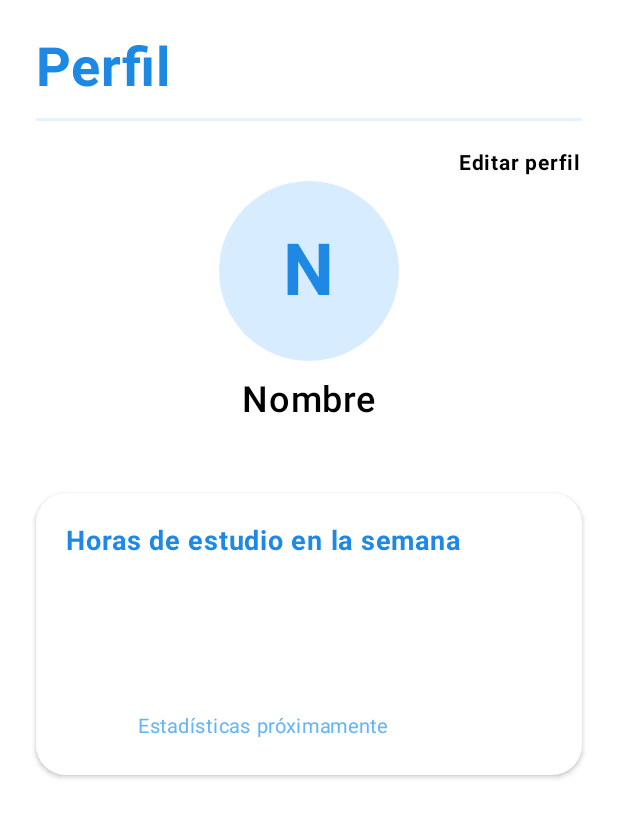
After one commit to SarTastica/EstudiaMentes, an Android app built with Jetpack Compose: the ProfileScreen screen opened through its navigation route, on a phone screen of 412 x 824 dp. The commit adds this screen. Shown: the top 818 px of the screen. Run offline under Robolectric (Android 15) with nearby library versions, the phone set to English and light mode, and no system bars; our stand-ins replace Firebase (no records; nobody signed in at launch, a user with empty details on screens opened directly).

Commit message:
Creada la página del perfil de usuario y cambiada la ruta del setup para que se haga una vez iniciada la sesión por primera vez. Añadidos tambien los datos del usuario al Firebase

```diff
--- a/app/src/main/java/com/example/estudiamentes/ui/HomeScreen.kt
+++ b/app/src/main/java/com/example/estudiamentes/ui/HomeScreen.kt
@@ -1,6 +1,8 @@
 package com.example.estudiamentes.ui
 
 import android.widget.Button
+import androidx.compose.foundation.layout.Column
+import androidx.compose.foundation.layout.padding
 import androidx.compose.material3.AlertDialogDefaults.containerColor
 import androidx.compose.material3.Button
 import androidx.compose.runtime.Composable
@@ -10,12 +12,14 @@ import androidx.compose.material3.SnackbarHostState
 import androidx.compose.material3.Text
 import androidx.compose.runtime.LaunchedEffect
 import androidx.compose.runtime.remember
+import androidx.compose.ui.Modifier
 import androidx.compose.ui.graphics.Color
 
 @Composable
 fun HomeScreen(
     welcomeMessage: String? = null,
-    onLogout: () -> Unit
+    onLogout: () -> Unit,
+    onProfileClick: () -> Unit
 ) {
     val snackbarHostState = remember {
         SnackbarHostState()
@@ -33,10 +37,21 @@ fun HomeScreen(
             SnackbarHost(hostState = snackbarHostState)
         }
     ) { innerPadding ->
-        Button(
-            onClick = onLogout
+        Column(
+            modifier = Modifier.padding(innerPadding)
         ) {
-            Text("Cerrar sesión")
+            Button(
+                onClick = onLogout
+            ) {
+                Text("Cerrar sesión")
+            }
+
+            Button(
+                onClick = onProfileClick
+            ) {
+                Text("Mi perfil")
+            }
         }
+
     }
 }
--- a/app/src/main/java/com/example/estudiamentes/ui/MainNavGraph.kt
+++ b/app/src/main/java/com/example/estudiamentes/ui/MainNavGraph.kt
@@ -5,9 +5,12 @@ import androidx.navigation.compose.NavHost
 import androidx.navigation.compose.composable
 import androidx.navigation.compose.rememberNavController
 import com.example.estudiamentes.ui.HomeScreen
+import com.example.estudiamentes.ui.setup.ProfileScreen
+import com.example.estudiamentes.ui.setup.ProfileSetupScreen
 
 sealed class MainScreen(val route: String) {
     object Home : MainScreen("home")
+    object Profile : MainScreen("profile")
 }
 
 @Composable
@@ -15,12 +18,23 @@ fun MainNavGraph(welcomeMessage: String? = null, onLogout: () -> Unit) {
 
     val navController = rememberNavController()
 
+
     NavHost(
         navController = navController,
         startDestination = MainScreen.Home.route
     ) {
         composable(MainScreen.Home.route) {
-            HomeScreen(welcomeMessage = welcomeMessage, onLogout = onLogout)
+            HomeScreen(welcomeMessage = welcomeMessage, onLogout = onLogout, onProfileClick = {
+                navController.navigate(MainScreen.Profile.route)
+            })
+        }
+
+        composable(MainScreen.Profile.route) {
+            ProfileScreen(
+                onEditProfile = {
+                    navController.navigate(MainScreen.Profile.route)
+                }
+            )
         }
     }
 }
--- a/app/src/main/java/com/example/estudiamentes/ui/auth/SignUpScreen.kt
+++ b/app/src/main/java/com/example/estudiamentes/ui/auth/SignUpScreen.kt
@@ -92,11 +92,7 @@ fun SignUpScreen(
 
                 Button(
                     onClick = {
-                        coroutineScope.launch {
-                            authViewModel.signUp(email, password, confirmPassword)
-                            delay(1500)
-                            onNavigateToSetup()
-                        }
+                        authViewModel.signUp(email, password, confirmPassword)
                     },
                     modifier = Modifier.fillMaxWidth().height(52.dp),
                     shape = RoundedCornerShape(18.dp),
--- /dev/null
+++ b/app/src/main/java/com/example/estudiamentes/ui/setup/ProfileScreen.kt
@@ -0,0 +1,135 @@
+
+package com.example.estudiamentes.ui.setup
+
+import android.R
+import androidx.compose.foundation.background
+import androidx.compose.foundation.border
+import androidx.compose.foundation.clickable
+import androidx.compose.foundation.layout.*
+import androidx.compose.foundation.shape.CircleShape
+import androidx.compose.foundation.shape.RoundedCornerShape
+import androidx.compose.material3.*
+import androidx.compose.runtime.Composable
+import androidx.compose.ui.Alignment
+import androidx.compose.ui.Modifier
+import androidx.compose.ui.graphics.Color
+import androidx.compose.ui.text.font.FontWeight
+import androidx.compose.ui.unit.dp
+import androidx.compose.ui.unit.sp
+
+private val Blue = Color(0xFF64B5F6)
+private val DarkBlue = Color(0xFF1E88E5)
+private val LightBlue = Color(0xFFE2F4FF)
+
+@Composable
+fun ProfileScreen(
+    username: String = "Nombre",
+    onEditProfile: () -> Unit = {}
+) {
+    Column(
+        modifier = Modifier
+            .fillMaxSize()
+            .background(Color.White)
+            .padding(24.dp)
+    ) {
+
+        // Título arriba
+        Text(
+            text = "Perfil",
+            fontSize = 36.sp,
+            fontWeight = FontWeight.Bold,
+            color = DarkBlue
+        )
+
+        // Línea horizontal azul clarita
+        Spacer(modifier = Modifier.height(12.dp))
+
+        Box(
+            modifier = Modifier
+                .fillMaxWidth()
+                .height(2.dp)
+                .background(LightBlue)
+        )
+
+        Spacer(modifier = Modifier.height(16.dp))
+
+        // Botón editar perfil
+        Text(
+            text = "Editar perfil",
+            fontSize = 14.sp,
+            fontWeight = FontWeight.Bold,
+            color = Color.Black,
+            modifier = Modifier
+                .align(Alignment.End)
+                .clickable {
+                    onEditProfile()
+                }
+        )
+
+        // Avatar centrado
+        Column(
+            modifier = Modifier.fillMaxWidth(),
+            horizontalAlignment = Alignment.CenterHorizontally
+        ) {
+            Box(
+                modifier = Modifier
+                    .size(120.dp)
+                    .background(
+                        color = Color(0xFFD7EDFF),
+                        shape = CircleShape
+                    ),
+                contentAlignment = Alignment.Center
+            ) {
+                Text(
+                    text = username.take(1).uppercase(),
+                    fontSize = 48.sp,
+                    fontWeight = FontWeight.Bold,
+                    color = DarkBlue
+                )
+            }
+
+            Spacer(modifier = Modifier.height(12.dp))
+
+            Text(
+                text = username,
+                fontSize = 24.sp,
+                fontWeight = FontWeight.SemiBold,
+                color = Color.Black
+            )
+        }
+
+        Spacer(modifier = Modifier.height(48.dp))
+
+        // Apartado de estadísticas
+        Card(
+            modifier = Modifier.fillMaxWidth(),
+            shape = RoundedCornerShape(20.dp),
+            colors = CardDefaults.cardColors(
+                containerColor = Color.White
+            ),
+            elevation = CardDefaults.cardElevation(
+                defaultElevation = 2.dp
+            )
+        ) {
+            Column(
+                modifier = Modifier.padding(20.dp)
+            ) {
+                Text(
+                    text = "Horas de estudio en la semana",
+                    fontSize = 18.sp,
+                    fontWeight = FontWeight.Bold,
+                    color = DarkBlue
+                )
+
+                Spacer(modifier = Modifier.height(100.dp))
+
+                Text(
+                    text = "Estadísticas próximamente",
+                    fontSize = 13.sp,
+                    color = Blue,
+                    modifier = Modifier.align(Alignment.CenterHorizontally)
+                )
+            }
+        }
+    }
+}
```
Also changed, not shown: app/src/main/java/com/example/estudiamentes/data/AuthRepository.kt (+106 -12 lines), app/src/main/java/com/example/estudiamentes/data/ProfileRepository.kt (added, +56 -0 lines), app/src/main/java/com/example/estudiamentes/ui/auth/AuthNavGraph.kt (+31 -6 lines), app/src/main/java/com/example/estudiamentes/ui/auth/AuthState.kt (+7 -1 lines), app/src/main/java/com/example/estudiamentes/ui/auth/AuthViewModel.kt (+7 -2 lines), app/src/main/java/com/example/estudiamentes/ui/setup/ProfileSetupScreen.kt (+64 -2 lines).
